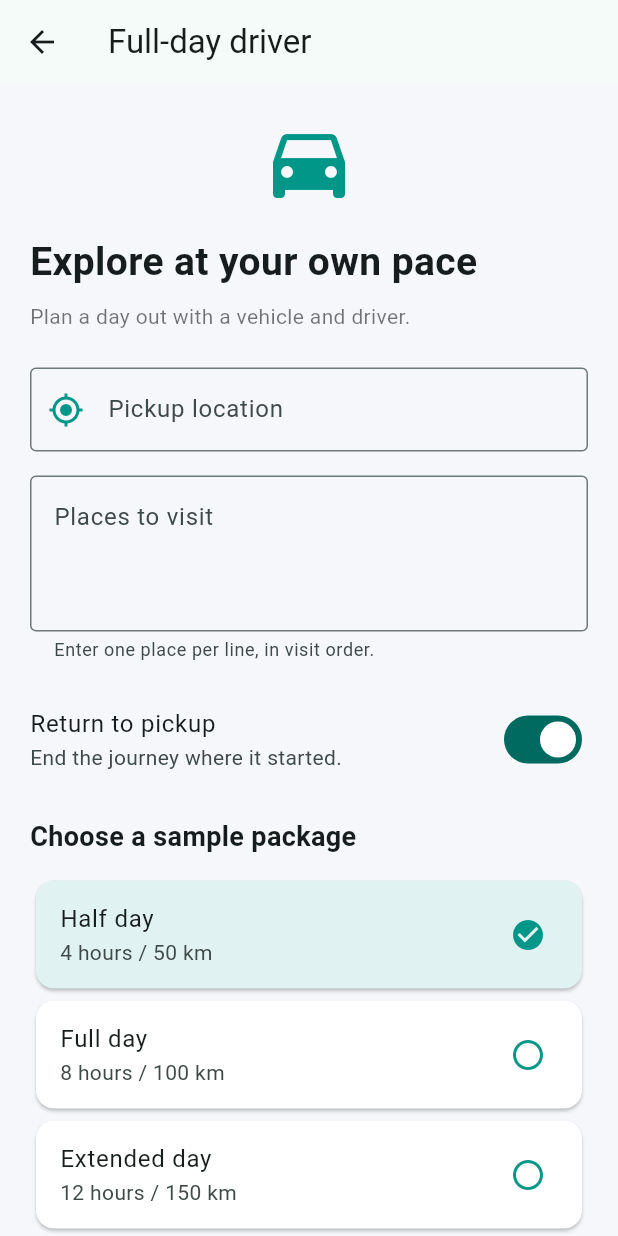
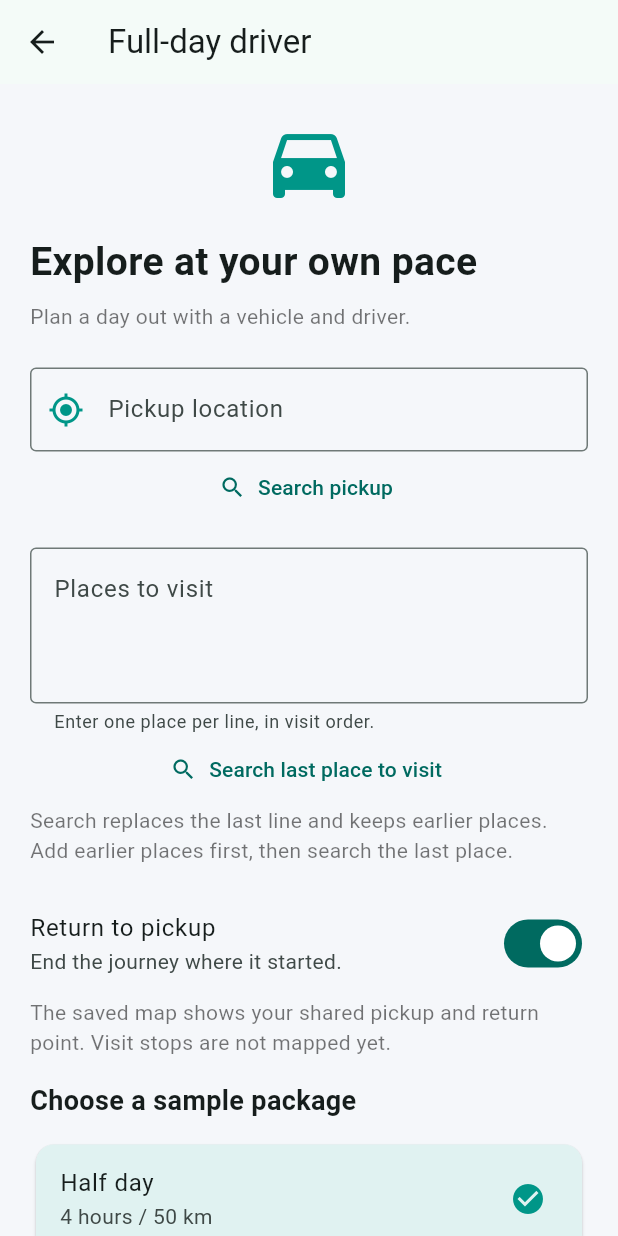
Before and after one commit to sevi2001/triplanka, a Flutter app: the FullDayDriverScreen screen opened directly, on a phone screen of 412 x 824 dp. Run offline on Flutter 3.47's test engine with Material 3 defaults, Android fonts, the phone set to English and light mode, and no system bars; our stand-ins replace flutter_map, latlong2, shared_preferences; accounts and stored records are empty.

Commit message:
Add map coordinates to full-day driver bookings

```diff
--- a/lib/full_day_driver_screen.dart
+++ b/lib/full_day_driver_screen.dart
@@ -1,4 +1,7 @@
 import 'package:flutter/material.dart';
+
+import 'booking_store.dart';
+import 'location_picker_screen.dart';
 import 'vehicle_selection_screen.dart';
 
 class FullDayDriverScreen extends StatefulWidget {
@@ -6,10 +9,14 @@ class FullDayDriverScreen extends StatefulWidget {
     super.key,
     this.pickup = '',
     this.destination = '',
+    this.pickupCoordinates,
+    this.destinationCoordinates,
   });
 
   final String pickup;
   final String destination;
+  final TripCoordinates? pickupCoordinates;
+  final TripCoordinates? destinationCoordinates;
 
   @override
   State<FullDayDriverScreen> createState() => _FullDayDriverScreenState();
@@ -20,6 +27,9 @@ class _FullDayDriverScreenState extends State<FullDayDriverScreen> {
 
   late final TextEditingController pickupController;
   late final TextEditingController placesController;
+
+  TripCoordinates? pickupCoordinates;
+  TripCoordinates? lastPlaceCoordinates;
 
   DateTime? travelDate;
   TimeOfDay? startTime;
@@ -39,8 +49,13 @@ class _FullDayDriverScreenState extends State<FullDayDriverScreen> {
     super.initState();
 
     pickupController = TextEditingController(text: widget.pickup);
+    placesController = TextEditingController(text: widget.destination);
 
-    placesController = TextEditingController(text: widget.destination);
+    pickupCoordinates = widget.pickupCoordinates;
+
+    if (readPlaces(widget.destination).length == 1) {
+      lastPlaceCoordinates = widget.destinationCoordinates;
+    }
   }
 
   @override
@@ -54,6 +69,53 @@ class _FullDayDriverScreenState extends State<FullDayDriverScreen> {
     ScaffoldMessenger.of(context)
       ..hideCurrentSnackBar()
       ..showSnackBar(SnackBar(content: Text(message)));
+  }
+
+  List<String> readPlaces(String text) {
+    return text
+        .split('\n')
+        .map((place) => place.trim())
+        .where((place) => place.isNotEmpty)
+        .toList();
+  }
+
+  Future<void> searchLocation({required bool isPickup}) async {
+    FocusScope.of(context).unfocus();
+
+    final selected = await Navigator.of(context).push<SelectedLocation>(
+      MaterialPageRoute<SelectedLocation>(
+        builder: (_) => LocationPickerScreen(
+          title: isPickup ? 'Find pickup' : 'Find last place to visit',
+          confirmLabel: isPickup ? 'Use this pickup' : 'Use as last place',
+        ),
+      ),
+    );
+
+    if (!mounted || selected == null) return;
+
+    final coordinates = TripCoordinates(
+      latitude: selected.point.latitude,
+      longitude: selected.point.longitude,
+    );
+
+    setState(() {
+      if (isPickup) {
+        pickupController.text = selected.name;
+        pickupCoordinates = coordinates;
+      } else {
+        final places = readPlaces(placesController.text);
+
+        // Replace the last place while keeping earlier places.
+        if (places.isEmpty) {
+          places.add(selected.name);
+        } else {
+          places[places.length - 1] = selected.name;
+        }
+
+        placesController.text = places.join('\n');
+        lastPlaceCoordinates = coordinates;
+      }
+    });
   }
 
   Future<void> chooseDate() async {
@@ -89,14 +151,6 @@ class _FullDayDriverScreenState extends State<FullDayDriverScreen> {
     });
   }
 
-  List<String> readPlaces(String text) {
-    return text
-        .split('\n')
-        .map((place) => place.trim())
-        .where((place) => place.isNotEmpty)
-        .toList();
-  }
-
   void continueBooking() {
     FocusScope.of(context).unfocus();
 
@@ -127,9 +181,10 @@ class _FullDayDriverScreenState extends State<FullDayDriverScreen> {
     final places = readPlaces(placesController.text);
     final package = packages[packageIndex];
 
-    // For a return journey, every visited place is a stop.
-    // Otherwise, the last place is the final destination.
     final destination = returnToPickup ? pickup : places.last;
+    final destinationCoordinates = returnToPickup
+        ? pickupCoordinates
+        : lastPlaceCoordinates;
 
     final stops = returnToPickup
         ? places
@@ -148,11 +203,25 @@ class _FullDayDriverScreenState extends State<FullDayDriverScreen> {
         builder: (_) => VehicleSelectionScreen(
           pickup: pickup,
           destination: destination,
+          pickupCoordinates: pickupCoordinates,
+          destinationCoordinates: destinationCoordinates,
           stops: stops,
           departure: departure,
           passengers: passengers,
           notes: notes,
         ),
+      ),
+    );
+  }
+
+  Widget coordinateLabel(TripCoordinates coordinates) {
+    return Padding(
+      padding: const EdgeInsets.only(bottom: 8),
+      child: Text(
+        'Map location selected: '
+        '${coordinates.latitude.toStringAsFixed(5)}, '
+        '${coordinates.longitude.toStringAsFixed(5)}',
+        style: const TextStyle(color: Colors.teal, fontSize: 12),
       ),
     );
   }
@@ -166,6 +235,9 @@ class _FullDayDriverScreenState extends State<FullDayDriverScreen> {
     final timeLabel = startTime == null
         ? 'Choose time'
         : startTime!.format(context);
+
+    final selectedPickup = pickupCoordinates;
+    final selectedLastPlace = lastPlaceCoordinates;
 
     return Scaffold(
       appBar: AppBar(title: const Text('Full-day driver')),
@@ -196,6 +268,14 @@ class _FullDayDriverScreenState extends State<FullDayDriverScreen> {
                   const SizedBox(height: 24),
                   TextFormField(
                     controller: pickupController,
+                    autovalidateMode: AutovalidateMode.onUserInteraction,
+                    onChanged: (_) {
+                      if (pickupCoordinates == null) return;
+
+                      setState(() {
+                        pickupCoordinates = null;
+                      });
+                    },
                     decoration: const InputDecoration(
                       labelText: 'Pickup location',
                       prefixIcon: Icon(Icons.my_location, color: Colors.teal),
@@ -205,15 +285,30 @@ class _FullDayDriverScreenState extends State<FullDayDriverScreen> {
                       if (value == null || value.trim().isEmpty) {
                         return 'Enter a pickup location';
                       }
+
                       return null;
                     },
                   ),
+                  TextButton.icon(
+                    onPressed: () => searchLocation(isPickup: true),
+                    icon: const Icon(Icons.search),
+                    label: const Text('Search pickup'),
+                  ),
+                  if (selectedPickup != null) coordinateLabel(selectedPickup),
                   const SizedBox(height: 16),
                   TextFormField(
                     controller: placesController,
                     minLines: 3,
                     maxLines: 6,
                     keyboardType: TextInputType.multiline,
+                    autovalidateMode: AutovalidateMode.onUserInteraction,
+                    onChanged: (_) {
+                      if (lastPlaceCoordinates == null) return;
+
+                      setState(() {
+                        lastPlaceCoordinates = null;
+                      });
+                    },
                     decoration: const InputDecoration(
                       labelText: 'Places to visit',
                       hintText: 'Kandy\nPeradeniya\nNuwara Eliya',
@@ -225,9 +320,24 @@ class _FullDayDriverScreenState extends State<FullDayDriverScreen> {
                       if (readPlaces(value ?? '').isEmpty) {
                         return 'Enter at least one place';
                       }
+
                       return null;
                     },
                   ),
+                  TextButton.icon(
+                    onPressed: () => searchLocation(isPickup: false),
+                    icon: const Icon(Icons.search),
+                    label: const Text('Search last place to visit'),
+                  ),
+                  const Text(
+                    'Search replaces the last line and keeps earlier places. '
+                    'Add earlier places first, then search the last place.',
+                    style: TextStyle(color: Colors.black54),
+                  ),
+                  if (selectedLastPlace != null) ...[
+                    const SizedBox(height: 8),
+                    coordinateLabel(selectedLastPlace),
+                  ],
                   const SizedBox(height: 16),
                   SwitchListTile(
                     contentPadding: EdgeInsets.zero,
@@ -239,6 +349,15 @@ class _FullDayDriverScreenState extends State<FullDayDriverScreen> {
                         returnToPickup = value;
                       });
                     },
+                  ),
+                  Text(
+                    returnToPickup
+                        ? 'The saved map shows your shared pickup and '
+                              'return point. Visit stops are not mapped yet.'
+                        : 'The last place becomes your final destination. '
+                              'Search both pickup and the last place '
+                              'to enable the saved trip map.',
+                    style: const TextStyle(color: Colors.black54),
                   ),
                   const SizedBox(height: 16),
                   const Text(
--- a/lib/main.dart
+++ b/lib/main.dart
@@ -233,6 +233,8 @@ class _HomeScreenState extends State<HomeScreen> {
             return FullDayDriverScreen(
               pickup: pickup,
               destination: destination,
+              pickupCoordinates: selectedPickupCoordinates,
+              destinationCoordinates: selectedDestinationCoordinates,
             );
           }
           return BookingScreen(
```
